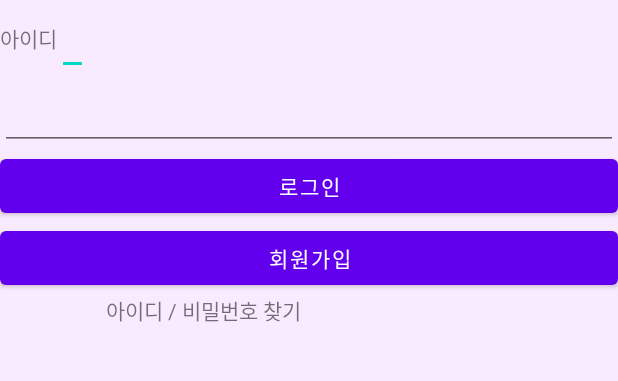
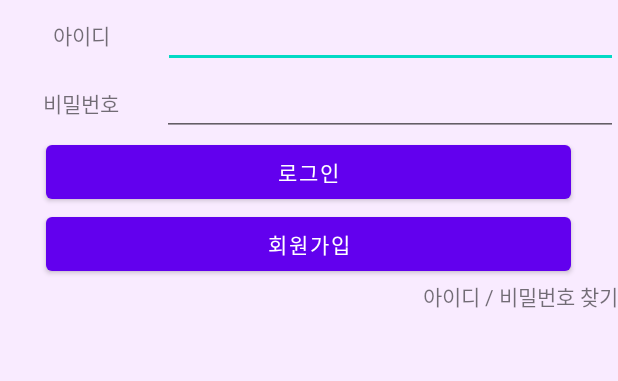
Before and after one commit to Catch-my-hand/catch_my_hand, an Android app: the layout login.xml on its own in the app's theme, with its tools: preview values and no code run, on a phone screen of 412 x 824 dp, the part 398-779 px from its top. Run offline under Robolectric (Android 15) with nearby library versions, the phone set to English and light mode, and no system bars.

Commit message:
로그인, 비밀번호, 로그인버튼, 회원가입버튼, 아이디/비밀번호 찾기 제작

```diff
--- a/app/src/main/res/layout/login.xml
+++ b/app/src/main/res/layout/login.xml
@@ -39,36 +39,19 @@
             android:layout_width="wrap_content"
             android:layout_height="wrap_content"
             android:gravity="center"
-            android:layout_weight="0"
+            android:layout_weight="2"
             android:text="아이디">
         </TextView>
 
         <EditText
             android:layout_width="wrap_content"
-            android:layout_height="50dp"
+            android:layout_height="wrap_content"
+            android:gravity="center"
+            android:layout_weight="8"
             >
         </EditText>
 
     </LinearLayout>
-    <EditText
-        android:layout_width="match_parent"
-        android:layout_height="50dp"
-        >
-    </EditText>
-
-    <Button
-        android:layout_width="match_parent"
-        android:layout_height="wrap_content"
-        android:gravity="center"
-        android:text="로그인">
-    </Button>
-
-    <Button
-        android:layout_width="match_parent"
-        android:layout_height="wrap_content"
-        android:gravity="center"
-        android:text="회원가입">
-    </Button>
 
     <LinearLayout
         android:layout_width="match_parent"
@@ -79,10 +62,41 @@
         <TextView
             android:layout_width="wrap_content"
             android:layout_height="wrap_content"
-            android:layout_weight="5"
             android:gravity="center"
-            android:text="아이디 / 비밀번호 찾기"></TextView>
+            android:layout_weight="1.7"
+            android:text="비밀번호">
+        </TextView>
+
+        <EditText
+            android:layout_width="wrap_content"
+            android:layout_height="wrap_content"
+            android:gravity="center"
+            android:layout_weight="8.3"
+            >
+        </EditText>
 
     </LinearLayout>
 
+    <Button
+        android:layout_width="350dp"
+        android:layout_height="wrap_content"
+        android:gravity="center"
+        android:text="로그인"
+        android:layout_gravity="center">
+    </Button>
+
+    <Button
+        android:layout_width="350dp"
+        android:layout_height="wrap_content"
+        android:layout_centerInParent="true"
+        android:text="회원가입"
+        android:layout_gravity="center">
+    </Button>
+
+    <TextView
+        android:layout_width="wrap_content"
+        android:layout_height="wrap_content"
+        android:text="아이디 / 비밀번호 찾기"
+        android:layout_gravity="right"></TextView>
+
 </LinearLayout>
```
